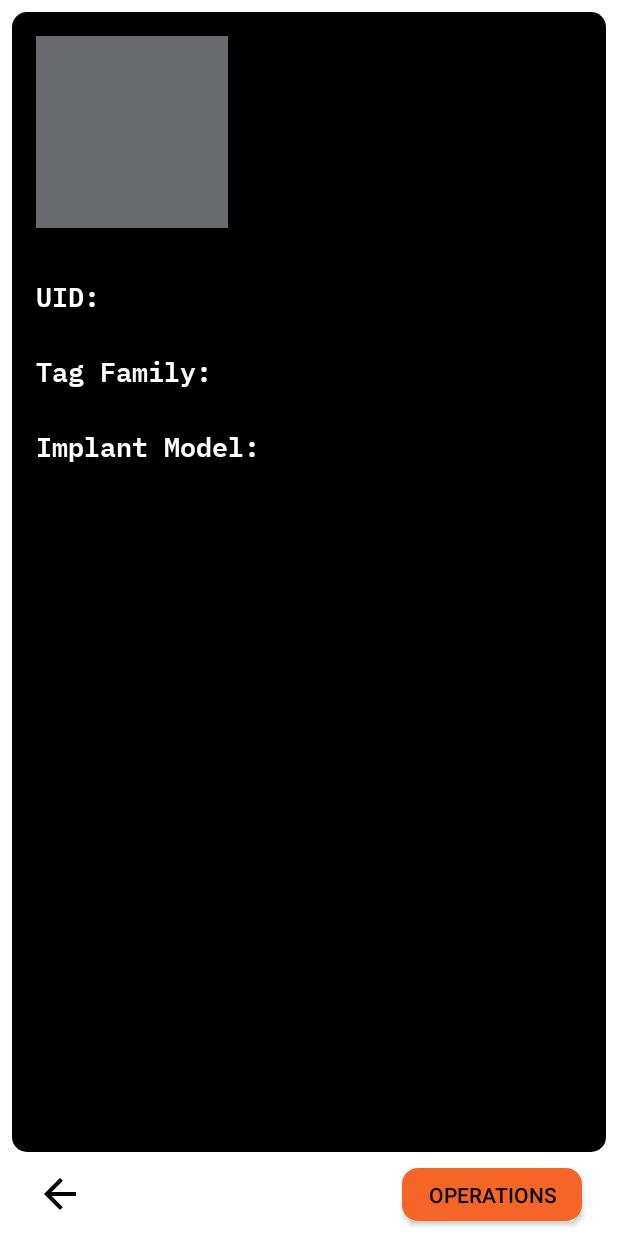
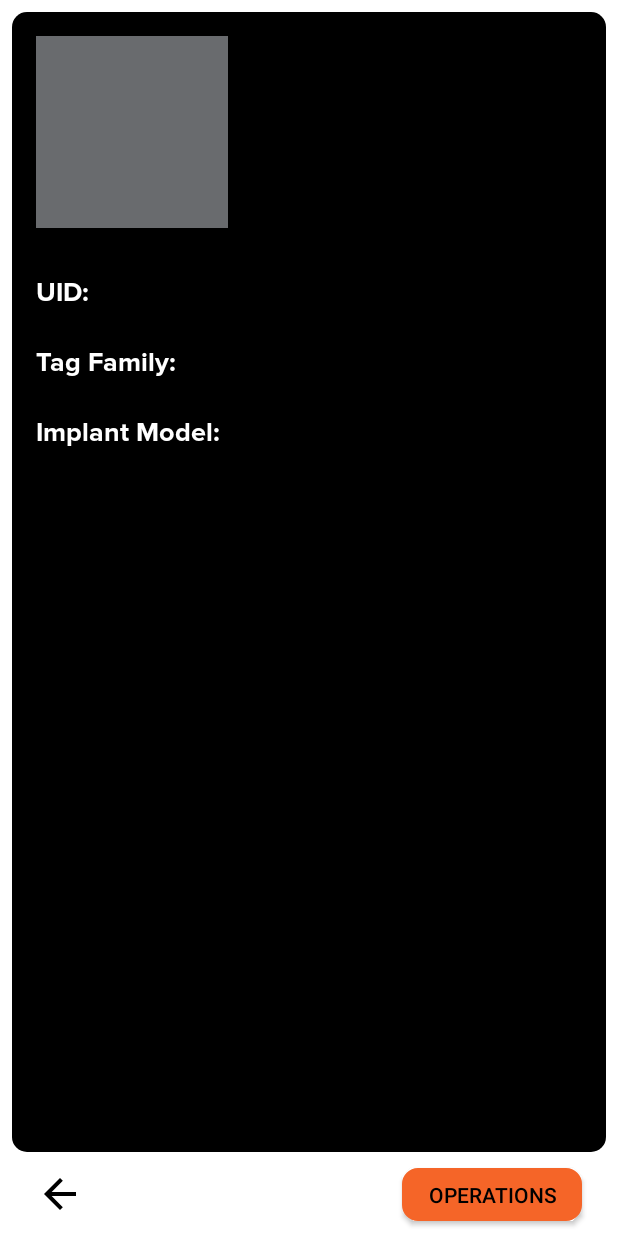
Before and after one commit to DangerousThings/DangerousNFC, an Android app: the DisplayImplantInfoFragment screen opened directly, with no data from a screen before it, on a phone screen of 412 x 824 dp. Run offline under Robolectric (Android 15) with nearby library versions, the phone set to English and light mode, and no system bars; our stand-ins replace Room's generated code; 5 statements that could not run were skipped.

Commit message:
WIP on font change

```diff
--- a/app/src/main/res/drawable/ic_save.xml
+++ b/app/src/main/res/drawable/ic_save.xml
@@ -1,5 +1,5 @@
-<vector android:height="36dp" android:tint="?attr/colorControlNormal"
+<vector android:height="32dp" android:tint="?attr/colorControlNormal"
     android:viewportHeight="24" android:viewportWidth="24"
-    android:width="36dp" xmlns:android="http://schemas.android.com/apk/res/android">
+    android:width="32dp" xmlns:android="http://schemas.android.com/apk/res/android">
     <path android:fillColor="@android:color/white" android:pathData="M17,3L5,3c-1.11,0 -2,0.9 -2,2v14c0,1.1 0.89,2 2,2h14c1.1,0 2,-0.9 2,-2L21,7l-4,-4zM12,19c-1.66,0 -3,-1.34 -3,-3s1.34,-3 3,-3 3,1.34 3,3 -1.34,3 -3,3zM15,9L5,9L5,5h10v4z"/>
 </vector>
--- a/app/src/main/res/layout/activity_edit_ndef.xml
+++ b/app/src/main/res/layout/activity_edit_ndef.xml
@@ -53,7 +53,7 @@
                 android:layout_height="match_parent"
                 android:layout_weight="3"
                 android:background="@drawable/record_type_background"
-                android:fontFamily="@font/ibmplexmono_semibold"
+                android:fontFamily="@font/proxima_nova_bold"
                 android:stateListAnimator="@null"
                 android:text="@string/plain_text"
                 android:textAllCaps="false"
--- a/app/src/main/res/layout/activity_main.xml
+++ b/app/src/main/res/layout/activity_main.xml
@@ -113,7 +113,7 @@
                     android:layout_height="wrap_content"
                     android:layout_marginEnd="8dp"
                     android:layout_marginBottom="8dp"
-                    android:fontFamily="@font/ibmplexmono_text"
+                    android:fontFamily="@font/ibmplexmono_semibold"
                     android:text="V 0.1"
                     android:textColor="?attr/colorPrimary"
                     android:textSize="18sp"
@@ -160,6 +160,7 @@
                     android:layout_width="wrap_content"
                     android:layout_height="wrap_content"
                     android:background="@drawable/left_pill_accent"
+                    android:fontFamily="@font/proxima_nova_bold"
                     android:minWidth="120dp"
                     android:minHeight="35dp"
                     android:text="@string/read_payload"
@@ -174,6 +175,7 @@
                     android:layout_height="wrap_content"
                     android:layout_marginEnd="16dp"
                     android:background="@drawable/right_pill_secondary"
+                    android:fontFamily="@font/proxima_nova_bold"
                     android:minWidth="120dp"
                     android:minHeight="35dp"
                     android:text="@string/advanced"
--- a/app/src/main/res/layout/activity_view_records.xml
+++ b/app/src/main/res/layout/activity_view_records.xml
@@ -26,7 +26,7 @@
             android:layout_height="wrap_content"
             android:layout_marginStart="16dp"
             android:layout_marginTop="16dp"
-            android:fontFamily="@font/ibmplexmono_semibold"
+            android:fontFamily="@font/proxima_nova_bold"
             android:text="@string/ndef_records"
             android:textColor="?attr/colorAccent"
             android:textSize="36sp"
--- a/app/src/main/res/layout/fragment_display_implant_info.xml
+++ b/app/src/main/res/layout/fragment_display_implant_info.xml
@@ -35,7 +35,7 @@
                 android:layout_width="wrap_content"
                 android:layout_height="wrap_content"
                 android:layout_marginStart="32dp"
-                android:fontFamily="@font/ibmplexmono_semibold"
+                android:fontFamily="@font/proxima_nova_bold"
                 android:textColor="?attr/colorPrimary"
                 android:textSize="24sp"
                 app:layout_constraintBottom_toBottomOf="@+id/display_implant_image"
@@ -48,7 +48,7 @@
                 android:layout_height="wrap_content"
                 android:layout_marginStart="16dp"
                 android:layout_marginTop="32dp"
-                android:fontFamily="@font/ibmplexmono_semibold"
+                android:fontFamily="@font/proxima_nova_bold"
                 android:text="@string/uid"
                 android:textColor="?attr/colorPrimary"
                 android:textSize="18sp"
@@ -60,7 +60,7 @@
                 android:layout_width="wrap_content"
                 android:layout_height="wrap_content"
                 android:layout_marginStart="16dp"
-                android:fontFamily="@font/ibmplexmono_text"
+                android:fontFamily="@font/proxima_nova_bold"
                 android:textColor="?attr/colorPrimary"
                 android:textSize="18sp"
                 app:layout_constraintBottom_toBottomOf="@+id/display_implant_text_uid_label"
@@ -73,7 +73,7 @@
                 android:layout_height="wrap_content"
                 android:layout_marginStart="16dp"
                 android:layout_marginTop="24dp"
-                android:fontFamily="@font/ibmplexmono_semibold"
+                android:fontFamily="@font/proxima_nova_bold"
                 android:text="@string/tag_family"
                 android:textColor="?attr/colorPrimary"
                 android:textSize="18sp"
@@ -85,7 +85,7 @@
                 android:layout_width="wrap_content"
                 android:layout_height="wrap_content"
                 android:layout_marginStart="16dp"
-                android:fontFamily="@font/ibmplexmono_text"
+                android:fontFamily="@font/proxima_nova_bold"
                 android:textColor="?attr/colorPrimary"
                 android:textSize="18sp"
                 app:layout_constraintBottom_toBottomOf="@+id/display_implant_text_family_label"
@@ -98,9 +98,9 @@
                 android:layout_height="wrap_content"
                 android:layout_marginStart="16dp"
                 android:layout_marginTop="24dp"
-                android:fontFamily="@font/ibmplexmono_semibold"
+                android:fontFamily="@font/proxima_nova_bold"
+                android:text="@string/implant_model"
                 android:textColor="?attr/colorPrimary"
-                android:text="@string/implant_model"
                 android:textSize="18sp"
                 app:layout_constraintStart_toStartOf="parent"
                 app:layout_constraintTop_toBottomOf="@+id/display_implant_text_family_label" />
@@ -110,7 +110,7 @@
                 android:layout_width="wrap_content"
                 android:layout_height="wrap_content"
                 android:layout_marginStart="16dp"
-                android:fontFamily="@font/ibmplexmono_text"
+                android:fontFamily="@font/proxima_nova_bold"
                 android:textColor="?attr/colorPrimary"
                 android:textSize="18sp"
                 app:layout_constraintBottom_toBottomOf="@+id/display_implant_text_model_label"
--- a/app/src/main/res/layout/fragment_edit_plain_text.xml
+++ b/app/src/main/res/layout/fragment_edit_plain_text.xml
@@ -57,12 +57,12 @@
                         android:layout_marginStart="8dp"
                         android:layout_marginEnd="8dp"
                         android:ems="10"
+                        android:fontFamily="@font/proxima_nova_regular"
                         android:hint="@string/enter_text_message"
-                        android:fontFamily="@font/ibmplexmono_text"
+                        android:importantForAutofill="no"
                         android:inputType="textMultiLine|textPersonName"
                         android:textColor="?attr/colorPrimary"
-                        android:textColorHint="?attr/colorPrimary"
-                        android:importantForAutofill="no" />
+                        android:textColorHint="?attr/colorPrimary" />
                 </LinearLayout>
             </ScrollView>
         </androidx.constraintlayout.widget.ConstraintLayout>
--- a/app/src/main/res/layout/fragment_view_text.xml
+++ b/app/src/main/res/layout/fragment_view_text.xml
@@ -26,7 +26,7 @@
                 android:id="@+id/view_text_textview"
                 android:layout_width="match_parent"
                 android:layout_height="wrap_content"
-                android:fontFamily="@font/ibmplexmono_text"
+                android:fontFamily="@font/proxima_nova_regular"
                 android:text="@string/no_record_text_detected"
                 android:textColor="?attr/colorPrimary"
                 android:textSize="18sp" />
--- a/app/src/main/res/layout/item_ndef_record.xml
+++ b/app/src/main/res/layout/item_ndef_record.xml
@@ -13,7 +13,7 @@
         android:layout_marginStart="8dp"
         android:layout_marginTop="8dp"
         android:layout_marginBottom="8dp"
-        android:fontFamily="@font/ibmplexmono_text"
+        android:fontFamily="@font/proxima_nova_bold"
         android:textColor="?attr/colorSecondary"
         android:textSize="24sp"
         app:layout_constraintBottom_toBottomOf="parent"
@@ -38,7 +38,7 @@
         android:layout_height="wrap_content"
         android:layout_marginStart="16dp"
         android:layout_marginEnd="8dp"
-        android:fontFamily="@font/ibmplexmono_text"
+        android:fontFamily="@font/proxima_nova_regular"
         android:textSize="24sp"
         app:layout_constraintBottom_toBottomOf="parent"
         app:layout_constraintEnd_toEndOf="parent"
--- a/app/src/main/res/layout/item_saved_implant.xml
+++ b/app/src/main/res/layout/item_saved_implant.xml
@@ -25,7 +25,7 @@
         android:layout_height="wrap_content"
         android:layout_marginStart="16dp"
         android:layout_marginTop="8dp"
-        android:fontFamily="@font/ibmplexmono_semibold"
+        android:fontFamily="@font/proxima_nova_bold"
         android:textColor="?attr/colorSecondary"
         android:textSize="18sp"
         app:layout_constraintStart_toEndOf="@+id/item_saved_implants_image"
@@ -37,7 +37,7 @@
         android:layout_height="wrap_content"
         android:layout_marginStart="16dp"
         android:layout_marginTop="8dp"
-        android:fontFamily="@font/ibmplexmono_text"
+        android:fontFamily="@font/proxima_nova_regular"
         android:textColor="?attr/colorSecondary"
         app:layout_constraintStart_toEndOf="@+id/item_saved_implants_image"
         app:layout_constraintTop_toBottomOf="@+id/item_saved_implants_text_name" />
--- a/app/src/main/res/layout/item_theme.xml
+++ b/app/src/main/res/layout/item_theme.xml
@@ -13,9 +13,9 @@
         android:layout_width="wrap_content"
         android:layout_height="wrap_content"
         android:layout_marginTop="8dp"
-        android:fontFamily="@font/ibmplexmono_text"
+        android:fontFamily="@font/proxima_nova_bold"
+        android:singleLine="false"
         android:textColor="?attr/colorPrimary"
-        android:singleLine="false"
         android:textSize="16sp"
         app:layout_constraintEnd_toEndOf="@+id/constraintLayout3"
         app:layout_constraintStart_toStartOf="@+id/constraintLayout3"
```
Also changed, not shown: app/src/main/res/layout/fragment_edit_implant_info.xml (+8 -8 lines), app/src/main/res/layout/fragment_edit_markdown.xml (+5 -5 lines), app/src/main/res/layout/fragment_main_drawer.xml (+5 -5 lines), app/src/main/res/layout/fragment_settings.xml (+7 -5 lines), app/src/main/res/font/proxima_nova_bold.otf (added), app/src/main/res/font/proxima_nova_regular.otf (added).
